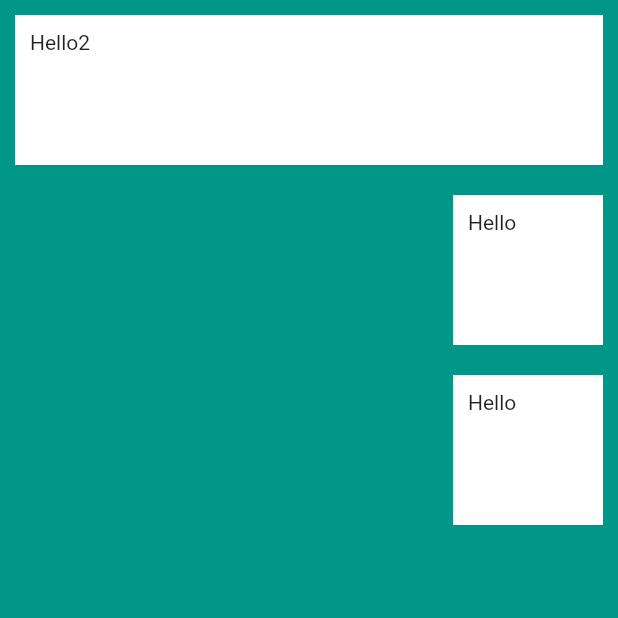
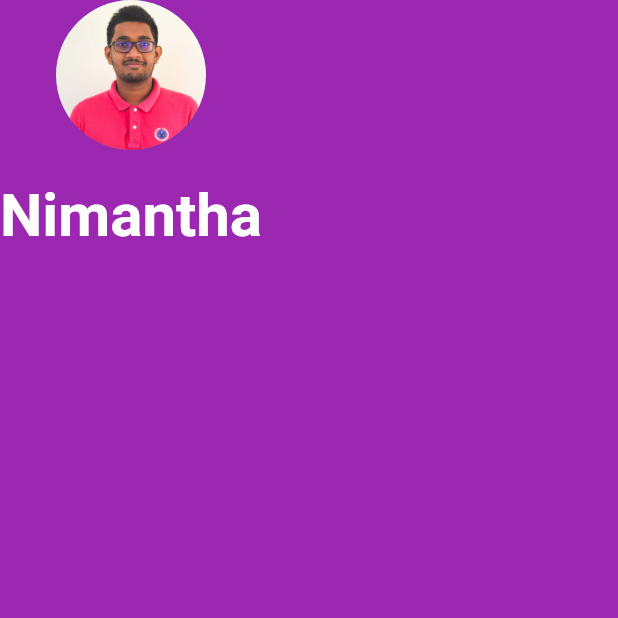
Before and after one commit to nixx49/mi_card_app_flutter, a Flutter app: the screen it shows after launch, on a phone screen of 412 x 824 dp, the top half of it. Run offline on Flutter 3.47's test engine with Material 2 defaults, Android fonts, the phone set to English and light mode, and no system bars.

Commit message:
Tapping in to the widget properties

```diff
--- a/lib/main.dart
+++ b/lib/main.dart
@@ -12,32 +12,23 @@ class Myapp extends StatelessWidget {
     return MaterialApp(
       home: Scaffold(
         //appBar: AppBar(),
-        backgroundColor: Colors.teal,
+        backgroundColor: Colors.purple,
         body: SafeArea(
           child: Column(
-            crossAxisAlignment: CrossAxisAlignment.end,
-            children: <Widget>[
-              Container(
-                  height: 100,
-                  width: 500,
-                  margin: const EdgeInsets.all(10),
-                  color: Colors.white,
-                  padding: const EdgeInsets.all(10),
-                  child: const Text("Hello2")),
-              Container(
-                  height: 100,
-                  width: 100,
-                  margin: const EdgeInsets.all(10),
-                  color: Colors.white,
-                  padding: const EdgeInsets.all(10),
-                  child: const Text("Hello")),
-              Container(
-                  height: 100,
-                  width: 100,
-                  margin: const EdgeInsets.all(10),
-                  color: Colors.white,
-                  padding: const EdgeInsets.all(10),
-                  child: const Text("Hello")),
+            //mainAxisAlignment: MainAxisAlignment.start,
+            children: const <Widget>[
+              CircleAvatar(
+                radius: 50,
+                backgroundImage: AssetImage("images/nimantha.jpg"),
+              ),
+              SizedBox(height: 20,),
+              Text(
+                "Nimantha",
+                 style: TextStyle(
+                    fontSize: 40.0,
+                     fontWeight: FontWeight.bold,
+                     color: Colors.white),
+              )
             ],
           ),
         ),
--- a/pubspec.yaml
+++ b/pubspec.yaml
@@ -60,9 +60,9 @@ flutter:
   uses-material-design: true
 
   # To add assets to your application, add an assets section, like this:
-  # assets:
-  #   - images/a_dot_burr.jpeg
-  #   - images/a_dot_ham.jpeg
+  assets:
+    - images/nimantha.jpg
+
 
   # An image asset can refer to one or more resolution-specific "variants", see
   # https://flutter.dev/assets-and-images/#resolution-aware
```
Also changed, not shown: images/nimantha.jpg (added).
